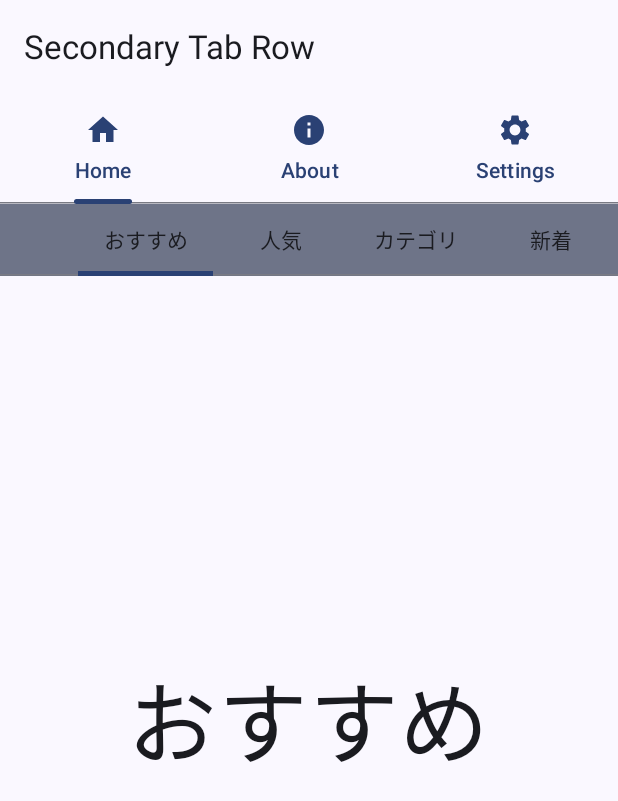
After one commit to itc-s23024/Andoroid2_WebPageAPP, an Android app built with Jetpack Compose: the composable SecondaryTabRowScreen shown on its own in the app's theme, on a phone screen of 412 x 824 dp. The commit adds this screen. Shown: the top 801 px of the screen. Run offline under Robolectric (Android 15) with nearby library versions, the phone set to English and light mode, and no system bars.

Commit message:
セカンダリタブ完成とプライマリ修正

```diff
--- a/app/src/main/java/jp/ac/it_college/std/s23024/webpageapp/ui/PrimaryTabRowView.kt
+++ b/app/src/main/java/jp/ac/it_college/std/s23024/webpageapp/ui/PrimaryTabRowView.kt
@@ -46,7 +46,7 @@ PrimaryTabRow(selectedTabIndex = tabIndex) {
 }
 }
 
-@Preview
+@Preview(showBackground = true)
 @Composable
 private fun PrimaryTabRowViewPreview() {
     var index by remember { mutableStateOf(0) }
--- /dev/null
+++ b/app/src/main/java/jp/ac/it_college/std/s23024/webpageapp/ui/SecondaryTabRowScreen.kt
@@ -0,0 +1,68 @@
+package jp.ac.it_college.std.s23024.webpageapp.ui
+
+import androidx.compose.foundation.layout.Box
+import androidx.compose.foundation.layout.Column
+import androidx.compose.foundation.layout.fillMaxSize
+import androidx.compose.foundation.layout.padding
+import androidx.compose.material3.ExperimentalMaterial3Api
+import androidx.compose.material3.Scaffold
+import androidx.compose.material3.Text
+import androidx.compose.material3.TopAppBar
+import androidx.compose.runtime.Composable
+import androidx.compose.runtime.getValue
+import androidx.compose.runtime.mutableStateOf
+import androidx.compose.runtime.remember
+import androidx.compose.runtime.setValue
+import androidx.compose.ui.Alignment
+import androidx.compose.ui.Modifier
+import androidx.compose.ui.res.stringResource
+import androidx.compose.ui.tooling.preview.Preview
+import androidx.compose.ui.unit.sp
+import jp.ac.it_college.std.s23024.webpageapp.R
+
+@OptIn(ExperimentalMaterial3Api::class)
+@Composable
+fun SecondaryTabRowScreen(modifier: Modifier = Modifier) {
+    var tabIndex by remember { mutableStateOf(0) }
+    val tabs = listOf("おすすめ", "人気", "カテゴリ", "新着", "ランキング")
+    var secondIndex by remember { mutableStateOf(0) }
+    Scaffold(topBar = {
+      Column {
+          TopAppBar(title = { Text(text = stringResource(id = R.string.secondary_title)) })
+          PrimaryTabRowView(tabIndex = tabIndex,
+              onTabChange = { tabIndex = it })
+      }
+    }) { innerPadding ->
+        Box(
+            modifier = Modifier
+                .padding(innerPadding)
+                .fillMaxSize(),
+            contentAlignment = Alignment.TopCenter
+        ) {
+            when (tabIndex) {
+                0 -> {
+                    SecondaryTabRowView(tabs = tabs,
+                        tabIndex = secondIndex,
+                        onTAbChange = { secondIndex = it })
+                    Box(
+                        modifier = Modifier.fillMaxSize(),
+                        contentAlignment = Alignment.Center
+                    ) {
+                        Text(
+                            text = tabs[secondIndex], fontSize = 60.sp
+                        )
+                    }
+                }
+
+                1 -> WebView(url = "https://developer.android.com")
+                2 -> WebView(url = "https://www.google.com")
+            }
+        }
+    }
+}
+
+@Preview
+@Composable
+private fun SecondaryTabRowScreenPreview() {
+    SecondaryTabRowScreen()
+}
--- /dev/null
+++ b/app/src/main/java/jp/ac/it_college/std/s23024/webpageapp/ui/SecondaryTabRowView.kt
@@ -0,0 +1,37 @@
+package jp.ac.it_college.std.s23024.webpageapp.ui
+
+import androidx.compose.material3.ExperimentalMaterial3Api
+import androidx.compose.material3.MaterialTheme
+import androidx.compose.material3.SecondaryScrollableTabRow
+import androidx.compose.material3.Tab
+import androidx.compose.material3.Text
+import androidx.compose.runtime.Composable
+import androidx.compose.ui.Modifier
+import androidx.compose.ui.tooling.preview.Preview
+
+@OptIn(ExperimentalMaterial3Api::class)
+@Composable
+fun SecondaryTabRowView(
+    modifier: Modifier = Modifier,
+    tabs: List<String>,
+    tabIndex: Int,
+    onTAbChange: (Int) -> Unit = {}
+    ) {
+    SecondaryScrollableTabRow(
+        selectedTabIndex = tabIndex,
+        containerColor = MaterialTheme.colorScheme.secondaryContainer
+    ) {
+        tabs.forEachIndexed { index, title ->
+            Tab(text = { Text(title) },
+                selected = tabIndex == index,
+                onClick = { onTAbChange(index) })
+        }
+    }
+}
+
+@Preview
+@Composable
+private fun SecondaryTabRowViewPreview() {
+    val tabs = listOf("おすすめ", "人気", "カテゴリ", "新着", "ランキング")
+    SecondaryTabRowView(tabs = tabs, tabIndex = 0)
+}
--- a/app/src/main/res/values/strings.xml
+++ b/app/src/main/res/values/strings.xml
@@ -14,4 +14,5 @@
     <string name="category">Category</string>
     <string name="new_arrivals">New</string>
     <string name="rankings">Rankings</string>
+    <string name="secondary_title">Secondary Tab Row</string>
 </resources>
```
Also changed, not shown: app/src/main/java/jp/ac/it_college/std/s23024/webpageapp/ui/TabRowScreen.kt (added, +47 -0 lines), app/src/main/java/jp/ac/it_college/std/s23024/webpageapp/ui/TabRowView.kt (added, +55 -0 lines), app/src/main/java/jp/ac/it_college/std/s23024/webpageapp/ui/WebView.kt (added, +24 -0 lines), 1 other file.
